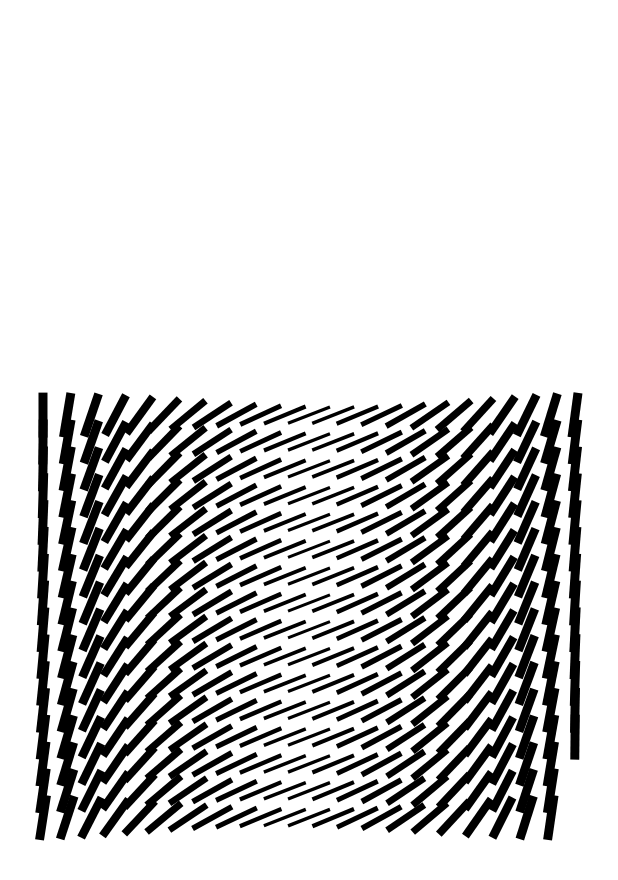
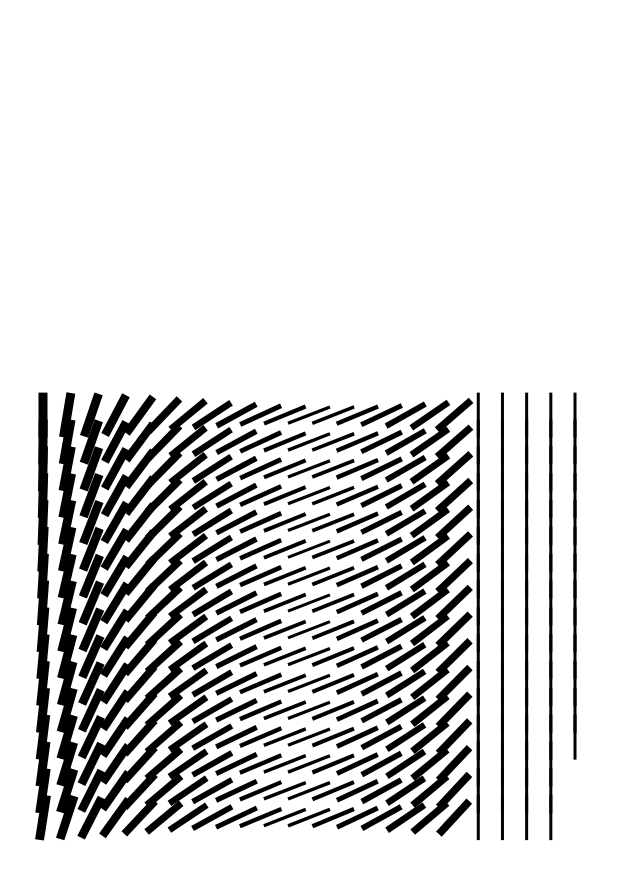
Before and after one commit to Chijama/generative_art_flutter, a Flutter app: the screen it shows after launch, on a phone screen of 412 x 824 dp. Shown: the top 880 px of the screen. Run offline on Flutter 3.47's test engine with Material 3 defaults, Android fonts, the phone set to English and light mode, and no system bars.

Commit message:
feat: animated hours of dark,

```diff
--- /dev/null
+++ b/lib/animated_hours_of_dark.dart
@@ -0,0 +1,105 @@
+import 'dart:math' as math;
+import 'dart:ui';
+
+import 'package:flutter/material.dart';
+
+class AnimatedHoursOfDark extends StatefulWidget {
+  const AnimatedHoursOfDark({super.key});
+
+  @override
+  State<AnimatedHoursOfDark> createState() => _AnimatedHoursOfDarkState();
+}
+
+class _AnimatedHoursOfDarkState extends State<AnimatedHoursOfDark>
+    with SingleTickerProviderStateMixin {
+  late AnimationController _animationController;
+  @override
+  void initState() {
+    super.initState();
+    _animationController = AnimationController(
+      vsync: this,
+      duration: Duration(seconds: 10),
+    )..forward();
+  }
+
+  @override
+  void dispose() {
+    _animationController.dispose();
+    super.dispose();
+  }
+
+  @override
+  Widget build(BuildContext context) {
+    return LayoutBuilder(
+      builder: (context, constraints) {
+
+        final size = constraints.biggest.shortestSide;
+
+        return AnimatedBuilder(
+            animation: _animationController,
+            builder: (context, child) {
+              return Align(
+                alignment: Alignment.center,
+                child: CustomPaint(
+                  size: Size(size, size),
+
+                  painter: AnimatedHoursOfDarkPainter(
+                      progress: _animationController.value),
+                ),
+              );
+            });
+      },
+    );
+  }
+}
+
+class AnimatedHoursOfDarkPainter extends CustomPainter {
+  final double progress;
+
+  AnimatedHoursOfDarkPainter({super.repaint, required this.progress});
+  @override
+  void paint(Canvas canvas, Size size) {
+    final paint = Paint()..color = Colors.black;
+    const cols = 23;
+    const rows = 16;
+    const days = 365;
+
+    final gridW = size.width * 0.9;
+    final gridH = size.height * 0.7;
+    final cellW = gridW / cols;
+    final cellH = gridH / cellW;
+    final margX = (size.width - gridW) * 0.5;
+    final margY = (size.height - gridH) * 0.5;
+
+    for (int i = 0; i < days; i++) {
+      final col = i ~/ rows;
+      final row = i % rows;
+
+      final dx = margX + col * cellW + cellW * 0.5;
+      final dy = margY + row * cellH + cellH * 0.5;
+      final phi = (i / days) * math.pi;
+      final targetTheta = math.sin(phi) * math.pi * 0.45 * 0.85;
+      final targetScale = (math.cos(phi).abs()) * 2 + 1;
+
+      // Animate column by column
+      final colProgress = (progress * cols) - col;
+      final eased = colProgress.clamp(0.0, 1.0);
+      final easedValue = Curves.easeInOut.transform(eased);
+
+      final theta = lerpDouble(0, targetTheta, easedValue)!;
+      final scale = lerpDouble(1, targetScale, easedValue)!;
+      canvas.save();
+      canvas.translate(dx, dy);
+      canvas.rotate(theta);
+      canvas.scale(scale, 1);
+
+      final rect = Rect.fromCenter(center: Offset.zero, width: 2, height: 30);
+      canvas.drawRect(rect, paint);
+      canvas.restore();
+    }
+  }
+
+  @override
+  bool shouldRepaint(covariant AnimatedHoursOfDarkPainter oldDelegate) =>
+      oldDelegate.progress != progress;
+}
--- a/lib/main.dart
+++ b/lib/main.dart
@@ -1,4 +1,5 @@
 import 'package:flutter/material.dart';
+import 'package:generative_art/animated_hours_of_dark.dart';
 import 'package:generative_art/hours_of_dark.dart';
 
 void main() {
@@ -8,7 +9,6 @@ void main() {
 class MyApp extends StatelessWidget {
   const MyApp({super.key});
 
-  // This widget is the root of your application.
   @override
   Widget build(BuildContext context) {
     return MaterialApp(
@@ -19,7 +19,8 @@ class MyApp extends StatelessWidget {
       ),
       home: Scaffold(
         backgroundColor: Colors.white,
-        body: Center(child: HoursOfDark()),
+        // body: HoursOfDark(), //uncomment for normal version
+        body: AnimatedHoursOfDark(),
       ),
     );
   }
```
Also changed, not shown: lib/hours_of_dark.dart (+5 -5 lines).
